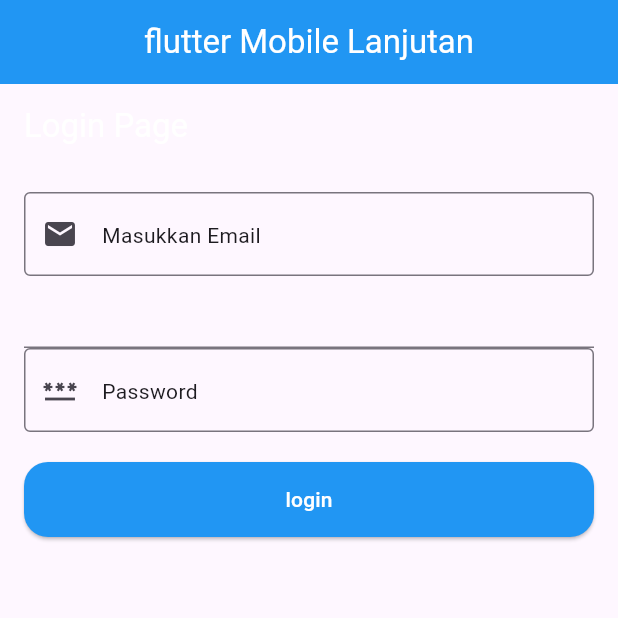
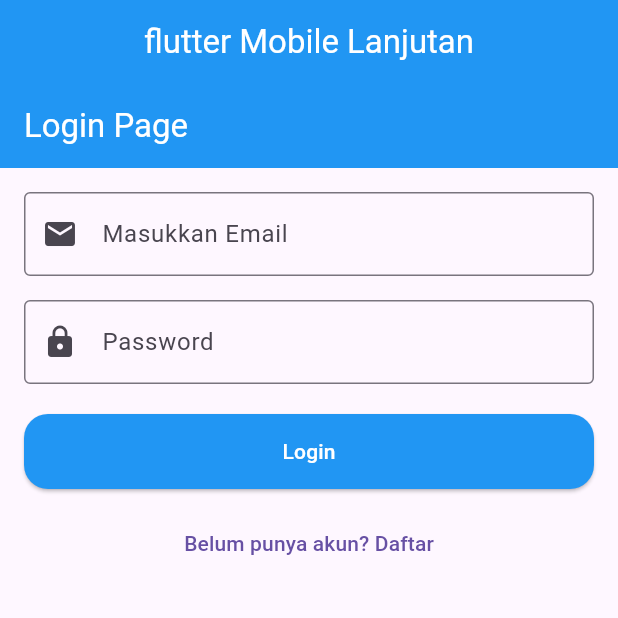
Before and after one commit to danieldjamilui-ux/Mobile-Lanjut-7IFPA-daniel-Kristiadi-Paulus---07352211168-, a Flutter app: the screen it shows after launch, on a phone screen of 412 x 824 dp, the top half of it. Run offline on Flutter 3.47's test engine with Material 3 defaults, Android fonts, the phone set to English and light mode, and no system bars.

Commit message:
Update fitur terbaru

```diff
--- a/lib/auth/loginpage.dart
+++ b/lib/auth/loginpage.dart
@@ -1,4 +1,6 @@
+// loginpage.dart
 import 'package:flutter/material.dart';
+import 'registerpage.dart'; // <- PENTING: pastikan file ini ada
 
 class LoginPage extends StatelessWidget {
   const LoginPage({super.key});
@@ -7,43 +9,72 @@
   Widget build(BuildContext context) {
     return Scaffold(
       appBar: AppBar(
-        title: Text('Login Page', style: TextStyle(color: Colors.white),),
+        title: const Text('Login Page', style: TextStyle(color: Colors.white)),
+        backgroundColor: Colors.blue,
       ),
-      body: SafeArea(child: Column(
-        children: [
-          Padding(
+      body: SafeArea(
+        child: SingleChildScrollView(
+          child: Padding(
             padding: const EdgeInsets.all(16),
             child: Column(
               children: [
-                TextField(decoration: InputDecoration(
-                  prefixIcon: Icon(Icons.email),
-                  hint: Text("Masukkan Email"),
-                  border: OutlineInputBorder(),
-                ),),
-                TextField(),
-                TextField(decoration: InputDecoration(
-                  prefixIcon: Icon(Icons.password),
-                  hint: Text("Password"),
-                  border: OutlineInputBorder()
-                ),),
-                SizedBox(height: 20,),
+                // Email
+                TextField(
+                  decoration: const InputDecoration(
+                    prefixIcon: Icon(Icons.email),
+                    hintText: "Masukkan Email", // gunakan hintText, bukan hint
+                    border: OutlineInputBorder(),
+                  ),
+                ),
+                const SizedBox(height: 16),
 
-                ElevatedButton(onPressed: (){
-                  Navigator.push(context, MaterialPageRoute(builder: (context) => LoginPage()));
-                }, child: Text("login"),style: ElevatedButton.styleFrom(
-                  minimumSize: Size(double.infinity,50),
-                  foregroundColor: Colors.white,
-                  backgroundColor: Colors.blue,
-                  shape: RoundedRectangleBorder(
-                    borderRadius: BorderRadiusGeometry.circular(16)
-                  )
-                ),)
+                // Password
+                TextField(
+                  obscureText: true,
+                  decoration: const InputDecoration(
+                    prefixIcon: Icon(Icons.lock), // gunakan Icons.lock
+                    hintText: "Password",
+                    border: OutlineInputBorder(),
+                  ),
+                ),
+                const SizedBox(height: 20),
 
+                // Tombol Login (sementara belum diarahkan ke Home)
+                ElevatedButton(
+                  onPressed: () {
+                    // TODO: arahkan ke HomePage setelah login valid
+                  },
+                  style: ElevatedButton.styleFrom(
+                    minimumSize: const Size(double.infinity, 50),
+                    foregroundColor: Colors.white,
+                    backgroundColor: Colors.blue,
+                    shape: RoundedRectangleBorder(
+                      borderRadius: BorderRadius.circular(16),
+                    ),
+                  ),
+                  child: const Text("Login"),
+                ),
+
+                const SizedBox(height: 12),
+
+                // === Tombol menuju RegisterPage (PERBAIKAN) ===
+                TextButton(
+                  onPressed: () {
+                    Navigator.push(
+                      context,
+                      MaterialPageRoute(
+                        builder: (context) => const RegisterPage(),
+                      ),
+                    );
+                  },
+                  child: const Text("Belum punya akun? Daftar"),
+                ),
+                // =============================================
               ],
             ),
           ),
-        ],
-      )),
+        ),
+      ),
     );
   }
 }
```
Also changed, not shown: lib/auth/registerpage.dart (+76 -0 lines).
